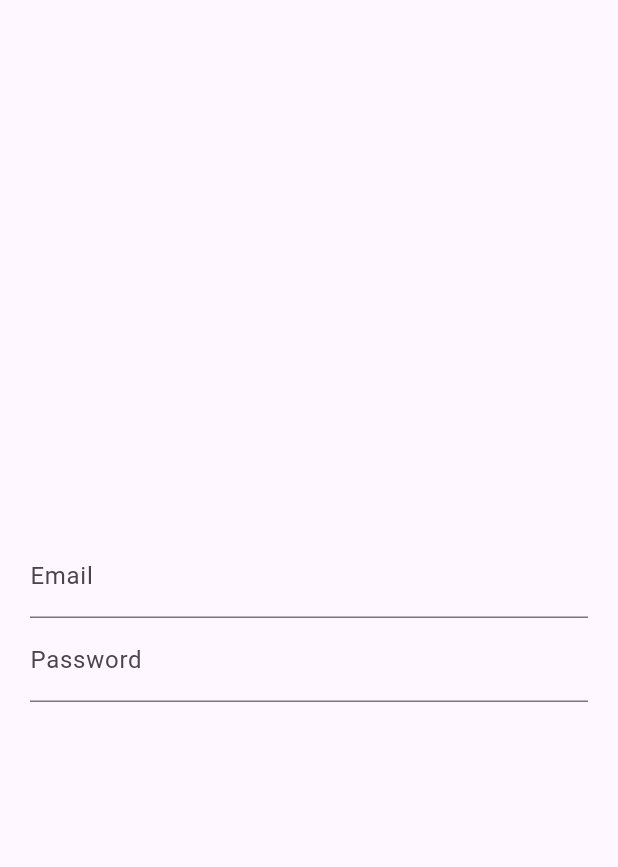
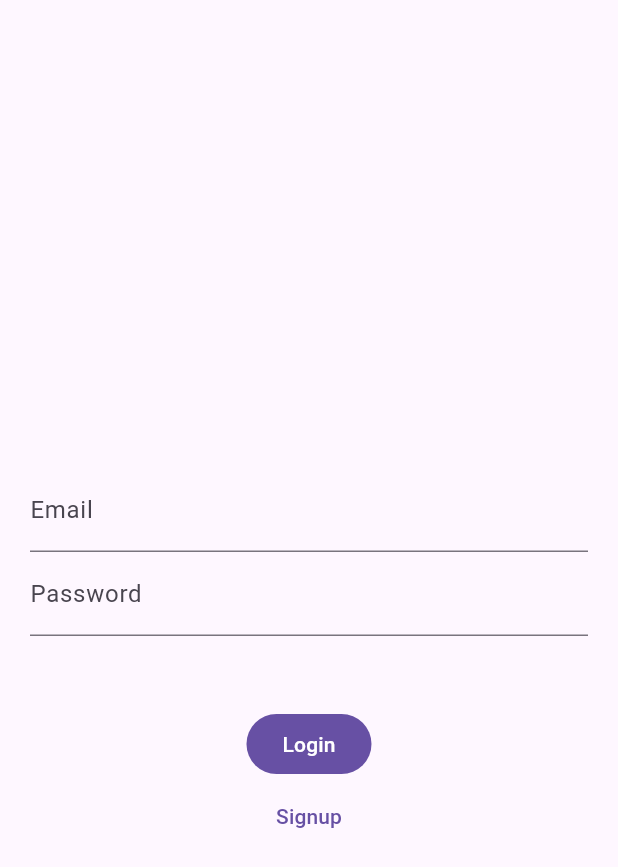
Before and after one commit to patrickBillingsley/messaging-example-flutter, a Flutter app: the screen it shows after launch, on a phone screen of 412 x 824 dp. Shown: the top 867 px of the screen. Run offline on Flutter 3.47's test engine with Material 3 defaults, Android fonts, the light colour scheme and no system bars; our stand-ins replace rxdart.

Commit message:
Consolidates session screens and adds error handling

```diff
--- /dev/null
+++ b/lib/bloc/session_bloc.dart
@@ -0,0 +1,47 @@
+import 'package:messaging_example/api/base_api.dart';
+import 'package:messaging_example/api/session_api.dart';
+import 'package:messaging_example/mixin/logger.dart';
+import 'package:messaging_example/models/user.dart';
+import 'package:rxdart/rxdart.dart';
+
+class SessionBloc with Logger {
+  static SessionBloc? _instance;
+  SessionApi _api;
+
+  factory SessionBloc({SessionApi? api}) {
+    return _instance ??= SessionBloc._(api);
+  }
+
+  SessionBloc._(
+    api,
+  ) : _api = api ?? SessionApi();
+
+  final BehaviorSubject<User?> _currentUserSubject = BehaviorSubject();
+  Stream<User?> get currentUserStream => _currentUserSubject.stream;
+  User? get currentUser => _currentUserSubject.valueOrNull;
+
+  Future<void> login({required String email, required String password}) async {
+    try {
+      final user = await _api.login(email, password);
+      _currentUserSubject.add(user);
+    } on ApiException catch (err) {
+      log.warning('${err.runtimeType} occurred while logging in.', err);
+      _currentUserSubject.addError(err);
+    }
+  }
+
+  Future<void> signup({
+    required String email,
+    required String username,
+    required String password,
+    required String passwordConfirmation,
+  }) async {
+    try {
+      final user = await _api.signup(email, username, password, passwordConfirmation);
+      _currentUserSubject.add(user);
+    } on ApiException catch (err) {
+      log.warning('${err.runtimeType} occurred while signing up.', err);
+      _currentUserSubject.addError(err);
+    }
+  }
+}
--- a/lib/main.dart
+++ b/lib/main.dart
@@ -1,5 +1,6 @@
 import 'package:flutter/material.dart';
-import 'package:messaging_example/screens/login_screen.dart';
+import 'package:messaging_example/mixin/navigation.dart';
+import 'package:messaging_example/screens/session_screen.dart';
 import 'package:messaging_example/services/logging_service.dart';
 
 void main() {
@@ -8,13 +9,14 @@ void main() {
   runApp(const MainApp());
 }
 
-class MainApp extends StatelessWidget {
+class MainApp extends StatelessWidget with Navigation {
   const MainApp({super.key});
 
   @override
   Widget build(BuildContext context) {
     return MaterialApp(
-      home: LoginScreen(),
+      navigatorKey: navigatorKey,
+      home: SessionScreen(),
     );
   }
 }
--- /dev/null
+++ b/lib/mixin/navigation.dart
@@ -0,0 +1,18 @@
+import 'package:flutter/material.dart';
+
+mixin Navigation<T extends Widget> {
+  static final GlobalKey<NavigatorState> _navigatorKey = GlobalKey();
+
+  GlobalKey<NavigatorState> get navigatorKey => Navigation._navigatorKey;
+  NavigatorState get navigator => Navigator.of(_navigatorKey.currentContext!);
+
+  void show() {
+    navigator.push(
+      MaterialPageRoute(builder: (_) => this as T),
+    );
+  }
+
+  void pop() {
+    navigator.pop();
+  }
+}
--- a/lib/models/message.dart
+++ b/lib/models/message.dart
@@ -1,4 +1,5 @@
 import 'package:messaging_example/bloc/messages_bloc.dart';
+import 'package:messaging_example/types.dart';
 
 class Message {
   final String? id;
@@ -7,6 +8,7 @@ class Message {
   final DateTime createdAt;
   final String body;
 
+  /// [createdAt] defaults to `DateTime.now()`
   Message({
     this.id,
     required this.senderId,
@@ -15,7 +17,7 @@ class Message {
     required this.body,
   }) : createdAt = createdAt ?? DateTime.now();
 
-  factory Message.fromJson(Map<String, dynamic> json) {
+  factory Message.fromJson(Json json) {
     return Message(
       id: '${json['id']}',
       senderId: '${json['user_id']}',
--- a/lib/screens/login_screen.dart
+++ /dev/null
@@ -1,34 +0,0 @@
-import 'package:flutter/material.dart';
-import 'package:messaging_example/widgets/keyboard_dismisser.dart';
-
-class LoginScreen extends StatefulWidget {
-  const LoginScreen({super.key});
-
-  @override
-  State<LoginScreen> createState() => _LoginScreenState();
-}
-
-class _LoginScreenState extends State<LoginScreen> {
-  @override
-  Widget build(BuildContext context) {
-    return KeyboardDismisser(
-      child: Scaffold(
-        body: SafeArea(
-          minimum: const EdgeInsets.symmetric(horizontal: 20),
-          child: Column(
-            mainAxisAlignment: MainAxisAlignment.center,
-            children: [
-              TextField(
-                decoration: InputDecoration(labelText: 'Email'),
-              ),
-              TextField(
-                decoration: InputDecoration(labelText: 'Password'),
-                obscureText: true,
-              ),
-            ],
-          ),
-        ),
-      ),
-    );
-  }
-}
--- /dev/null
+++ b/lib/screens/session_screen.dart
@@ -0,0 +1,151 @@
+import 'dart:async';
+
+import 'package:flutter/material.dart';
+import 'package:messaging_example/api/base_api.dart';
+import 'package:messaging_example/bloc/session_bloc.dart';
+import 'package:messaging_example/models/user.dart';
+import 'package:messaging_example/widgets/animated_list_item.dart';
+import 'package:messaging_example/widgets/keyboard_dismisser.dart';
+
+class SessionScreen extends StatefulWidget {
+  const SessionScreen({super.key});
+
+  @override
+  State<SessionScreen> createState() => _SessionScreenState();
+}
+
+class _SessionScreenState extends State<SessionScreen> {
+  late final StreamSubscription<User?> _currentUserSubscription;
+
+  final TextEditingController _emailController = TextEditingController();
+  final TextEditingController _passwordController = TextEditingController();
+  final TextEditingController _passwordConfirmationController = TextEditingController();
+  final TextEditingController _usernameController = TextEditingController();
+
+  String? _emailError;
+  String? _usernameError;
+
+  bool login = true;
+
+  String get email => _emailController.text.trim();
+  String get password => _passwordController.text.trim();
+  String get passwordConfirmation => _passwordConfirmationController.text.trim();
+  String get username => _usernameController.text.trim();
+
+  @override
+  void initState() {
+    super.initState();
+    _currentUserSubscription = SessionBloc().currentUserStream.listen(_onCurrentUserChanged)..onError(_handleError);
+  }
+
+  @override
+  void dispose() {
+    _currentUserSubscription.cancel();
+    super.dispose();
+  }
+
+  void _onCurrentUserChanged(User? user) {
+    if (user != null) {}
+  }
+
+  void _handleError(Object err) {
+    if (err is ApiException) {
+      setState(() {
+        _emailError = err.errors['email'];
+        _usernameError = err.errors['username'];
+      });
+    }
+  }
+
+  Future<void> _login() async {
+    if (login) {
+      await SessionBloc().login(
+        email: email,
+        password: password,
+      );
+    } else {
+      setState(() {
+        login = true;
+      });
+    }
+  }
+
+  Future<void> _signup() async {
+    if (login) {
+      setState(() {
+        login = false;
+      });
+    } else {
+      await SessionBloc().signup(
+        email: email,
+        username: username,
+        password: password,
+        passwordConfirmation: passwordConfirmation,
+      );
+    }
+  }
+
+  @override
+  Widget build(BuildContext context) {
+    return KeyboardDismisser(
+      child: Scaffold(
+        appBar: AppBar(),
+        body: SafeArea(
+          minimum: const EdgeInsets.symmetric(horizontal: 20),
+          child: Column(
+            mainAxisAlignment: MainAxisAlignment.center,
+            children: [
+              TextField(
+                controller: _emailController,
+                decoration: InputDecoration(
+                  labelText: 'Email',
+                  errorText: _emailError,
+                ),
+              ),
+              AnimatedListItem(
+                child: login
+                    ? null
+                    : TextField(
+                        controller: _usernameController,
+                        decoration: InputDecoration(
+                          labelText: 'Username',
+                          errorText: _usernameError,
+                        ),
+                      ),
+              ),
+              TextField(
+                controller: _passwordController,
+                decoration: InputDecoration(labelText: 'Password'),
+              ),
+              AnimatedListItem(
+                child: login
+                    ? null
+                    : TextField(
+                        controller: _passwordConfirmationController,
+                        decoration: InputDecoration(labelText: 'Confirm Password'),
+                      ),
+              ),
+              const SizedBox(height: 48),
+              FilledButton(
+                onPressed: _login,
+                style: FilledButton.styleFrom(
+                  foregroundColor: login ? Theme.of(context).colorScheme.onPrimary : Theme.of(context).colorScheme.primary,
+                  backgroundColor: login ? Theme.of(context).colorScheme.primary : Colors.transparent,
+                ),
+                child: const Text('Login'),
+              ),
+              FilledButton(
+                onPressed: _signup,
+                style: FilledButton.styleFrom(
+                  foregroundColor: login ? Theme.of(context).colorScheme.primary : Theme.of(context).colorScheme.onPrimary,
+                  backgroundColor: login ? Colors.transparent : Theme.of(context).colorScheme.primary,
+                ),
+                child: const Text('Signup'),
+              ),
+            ],
+          ),
+        ),
+      ),
+    );
+  }
+}
```
Also changed, not shown: lib/api/base_api.dart (+31 -2 lines), lib/api/session_api.dart (added, +28 -0 lines), lib/models/user.dart (+7 -0 lines), lib/widgets/animated_list_item.dart (added, +27 -0 lines).
